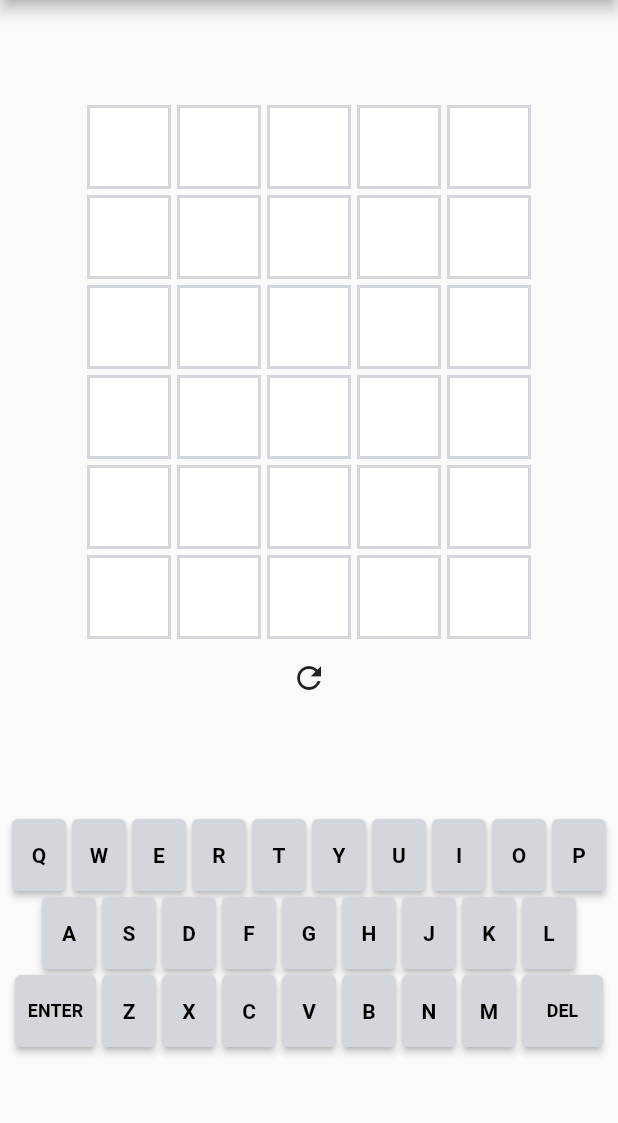
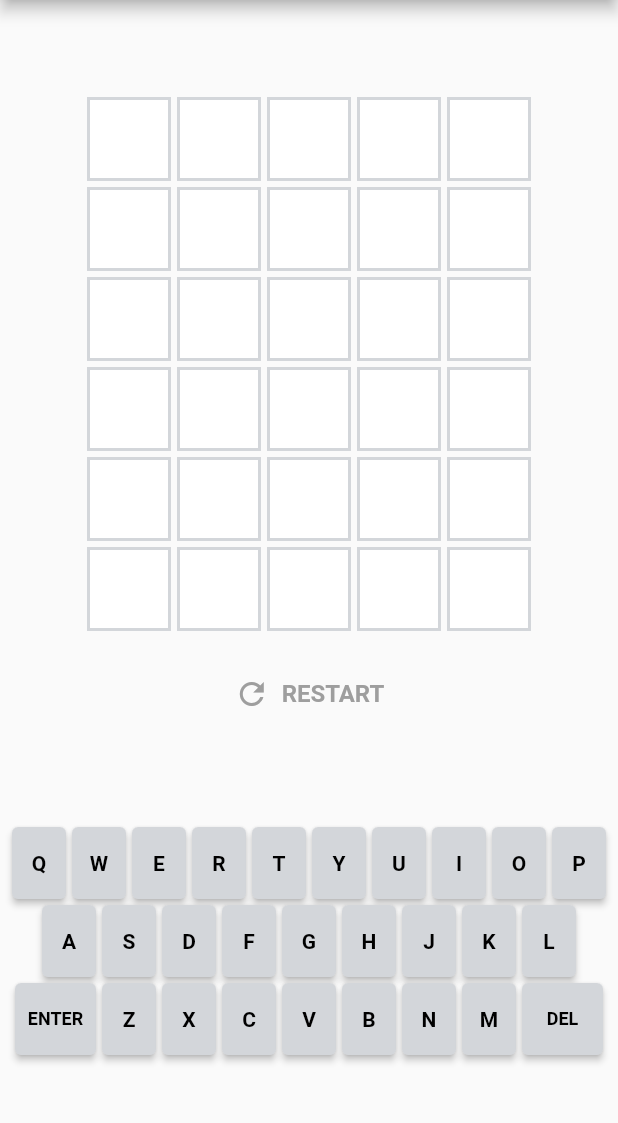
Before and after one commit to Reyurnible/wordlef, a Flutter app: the screen it shows after launch, on a phone screen of 412 x 824 dp, the part 84-1207 px from its top. Run offline on Flutter 3.47's test engine with Material 2 defaults, Android fonts, the phone set to English and light mode, and no system bars; our stand-ins replace flutter_riverpod, fluttertoast.

Commit message:
:+1: Fix restart button style

```diff
--- a/lib/pages/play/play_content.dart
+++ b/lib/pages/play/play_content.dart
@@ -43,9 +43,12 @@ class _PlayContentState extends State<PlayContent> {
             answer: widget.game.answer,
             isGameEnd: widget.game.isEnded(),
           ),
-          IconButton(
-              onPressed: _onRestartPressed,
-              icon: const Icon(Icons.refresh)
+          const SizedBox(height: 16),
+          TextButton.icon(
+            icon: const Icon(Icons.refresh),
+            label: const Text("RESTART",
+                style: TextStyle(fontSize: 16, fontWeight: FontWeight.w600)),
+            onPressed: _onRestartPressed,
           ),
           const Spacer(flex: 1),
           // Keyboard
```
Also changed, not shown: pubspec.lock.
